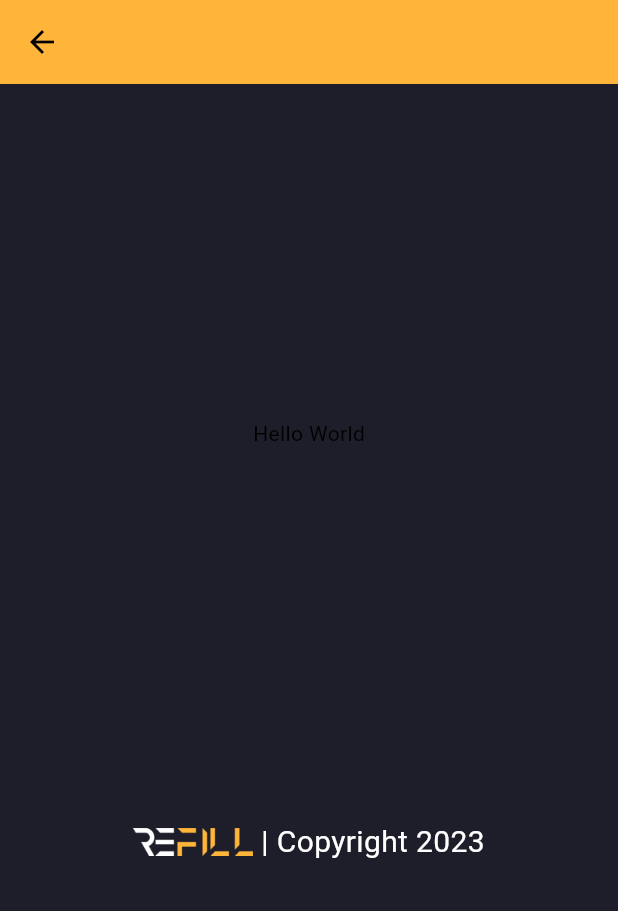
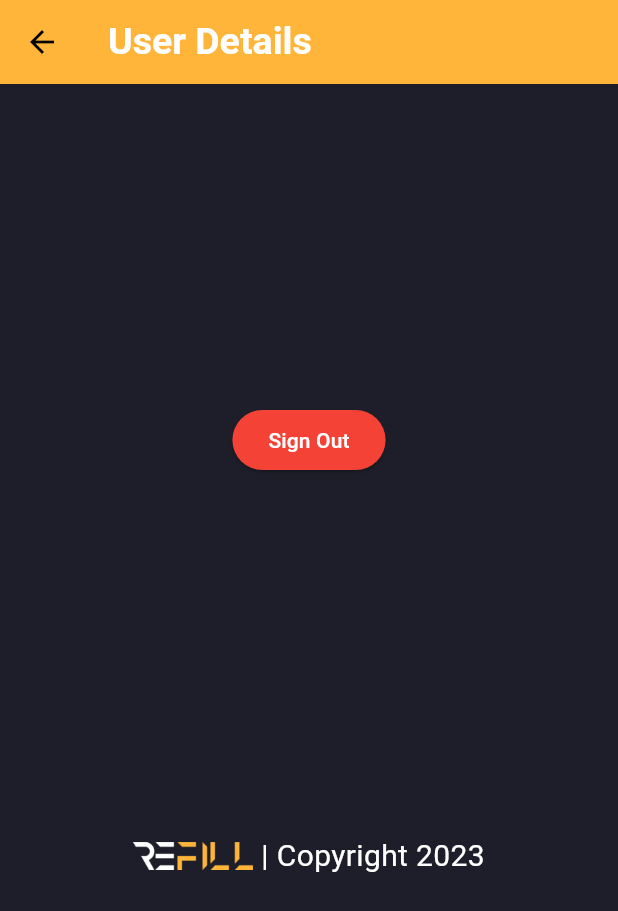
Before and after one commit to eviepk12/ReFill, a Flutter app: the screen it shows once a user with an empty profile is signed in, after a tap on the "account circle" icon, on a phone screen of 412 x 824 dp. Shown: the top 911 px of the screen. Run offline on Flutter 3.47's test engine with Material 2 defaults, Android fonts, the phone set to English and light mode, and no system bars; our stand-ins replace carousel_slider, cloud_firestore, firebase_auth, firebase_core, flutter_rating_bar, google_fonts; accounts and stored records are empty; network calls fail.

```diff
--- a/lib/pages/auth_pages/verify_email_page.dart
+++ b/lib/pages/auth_pages/verify_email_page.dart
@@ -3,6 +3,7 @@ import 'dart:async';
 import 'package:firebase_auth/firebase_auth.dart';
 import 'package:flutter/material.dart';
 import 'package:refill_app/constants.dart';
+import 'package:refill_app/pages/auth_pages/create_user_details.dart';
 import 'package:refill_app/pages/header_page.dart';
 
 class VerifyEmailPage extends StatefulWidget {
@@ -14,6 +15,7 @@ class VerifyEmailPage extends StatefulWidget {
 
 class _VerifyEmailPageState extends State<VerifyEmailPage> {
   bool isEmailVerified = false;
+  bool isNewUser = false;
   bool canResendEmail = false;
   late Timer timer;
 
@@ -22,6 +24,7 @@ class _VerifyEmailPageState extends State<VerifyEmailPage> {
     super.initState();
 
     isEmailVerified = FirebaseAuth.instance.currentUser!.emailVerified;
+    isNewUser = FirebaseAuth.instance.currentUser == FirebaseAuth.instance;
 
     if (!isEmailVerified) {
       sendVerificationEmail();
@@ -65,7 +68,7 @@ class _VerifyEmailPageState extends State<VerifyEmailPage> {
   Widget build(BuildContext context) => isEmailVerified
       ? HeaderPage()
       : Scaffold(
-        backgroundColor: Colours.scaffoldBGColor,
+          backgroundColor: Colours.scaffoldBGColor,
           appBar: AppBar(
             backgroundColor: Colours.accentColor,
             title: const Text("Verify Email"),
@@ -75,11 +78,14 @@ class _VerifyEmailPageState extends State<VerifyEmailPage> {
             child: Column(
               mainAxisAlignment: MainAxisAlignment.center,
               children: [
+                const Divider(color: Colors.red),
                 const Text(
                   "A verification email has been sent",
-                  style: TextStyle(fontSize: 20),
+                  style: TextStyle(fontSize: 20, color: Colours.accentColor),
                   textAlign: TextAlign.center,
                 ),
+                const Divider(color: Colors.red),
+                //
                 const SizedBox(height: 24),
                 ElevatedButton.icon(
                   style: ElevatedButton.styleFrom(
--- a/lib/pages/user_page.dart
+++ b/lib/pages/user_page.dart
@@ -1,25 +1,53 @@
+import 'package:firebase_auth/firebase_auth.dart';
 import 'package:flutter/material.dart';
+import 'package:google_fonts/google_fonts.dart';
+import 'package:refill_app/auth.dart';
 import 'package:refill_app/constants.dart';
 import 'package:refill_app/widgets/footer.dart';
 
 class UserPage extends StatelessWidget {
-  const UserPage({super.key});
+  UserPage({super.key});
+
+  final User? user = Auth().currentUser;
+
+  Future<void> signOut() async {
+    await Auth().signOut();
+  }
 
   @override
   Widget build(BuildContext context) {
     return Scaffold(
       backgroundColor: Colours.scaffoldBGColor,
       appBar: AppBar(
-          backgroundColor: Colours.accentColor,
-          leading: IconButton(
-            icon: const Icon(Icons.arrow_back),
-            onPressed: () => Navigator.pop(context, false),
-          )),
-      body: const Column(
+        backgroundColor: Colours.accentColor,
+        title: Text(
+          "User Details",
+          style: GoogleFonts.aBeeZee(
+            fontSize: 25,
+            fontWeight: FontWeight.bold,
+            color: Colors.white,
+          ),
+        ),
+        // leading: IconButton(
+        //   icon: const Icon(Icons.arrow_back),
+        //   onPressed: () => Navigator.pop(context),
+        // ),
+      ),
+      body: Column(
         mainAxisAlignment: MainAxisAlignment.spaceEvenly,
         children: [
-          Text("Hello World"),
-          Footer(),
+          ElevatedButton(
+            onPressed: () {
+              signOut();
+              Navigator.pop(context);
+            },
+            style: const ButtonStyle(
+              backgroundColor: MaterialStatePropertyAll(Colors.red),
+            ),
+            child:
+                const Text("Sign Out", style: TextStyle(color: Colors.white)),
+          ),
+          const Footer(),
         ],
       ),
     );
```
Also changed, not shown: lib/pages/auth_pages/create_user_details.dart (added, +135 -0 lines), lib/pages/series_detail_page.dart (added, +10 -0 lines).
